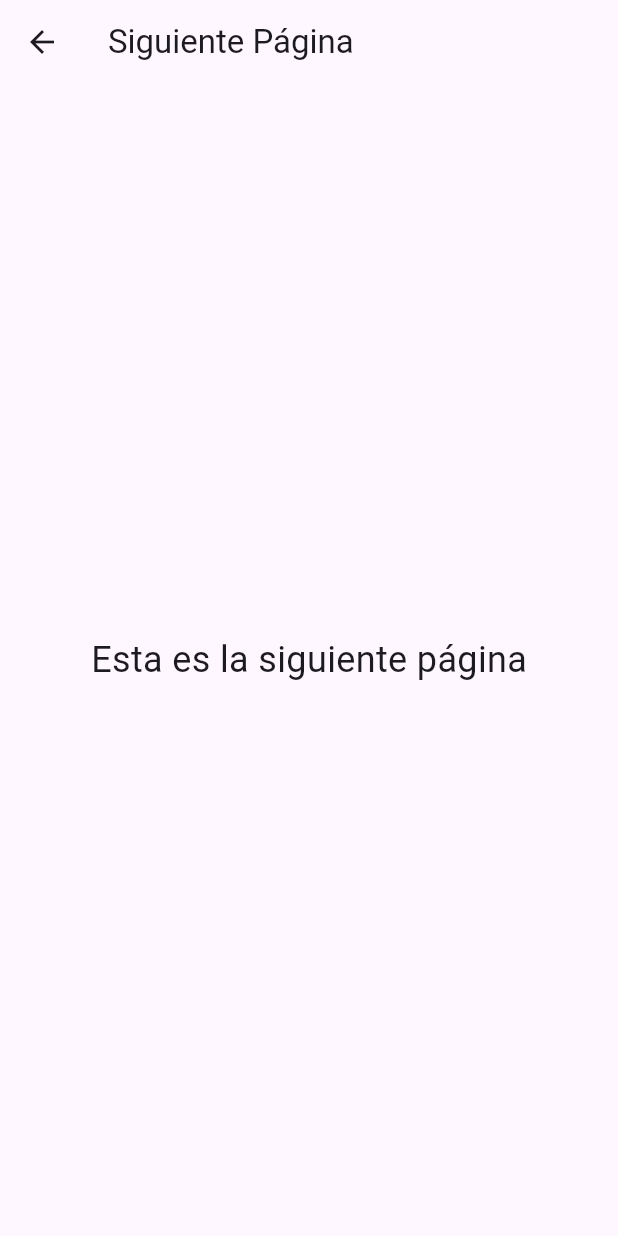
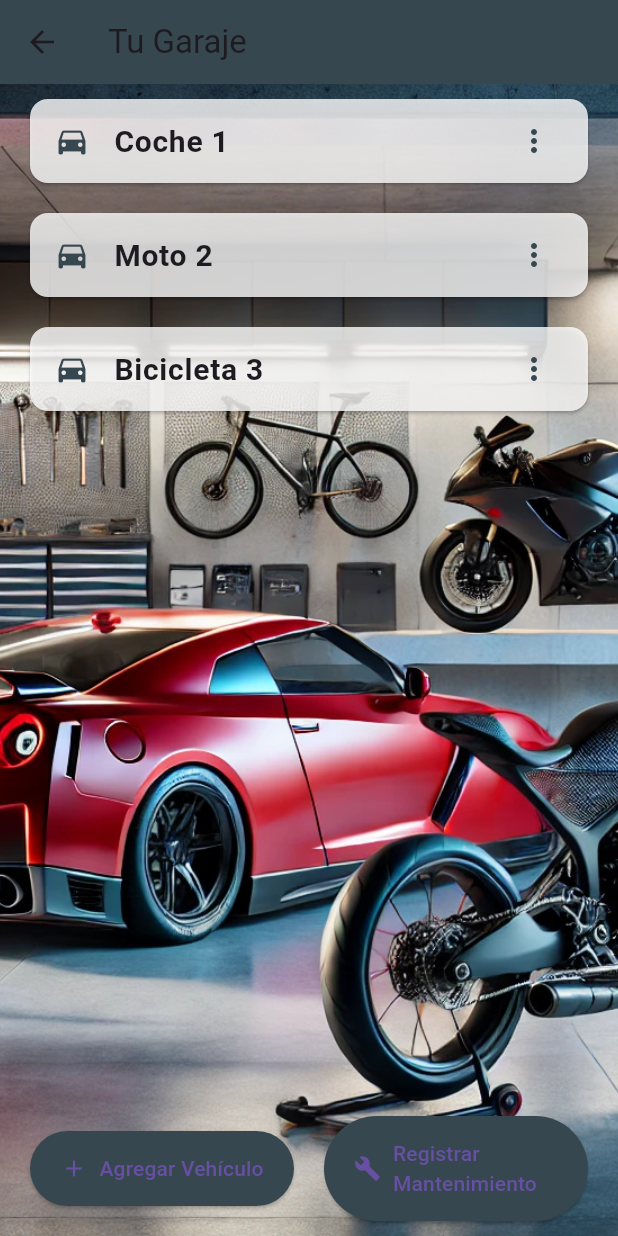
Before and after one commit to canyonlux/mygarageapp, a Flutter app: the screen it shows after launch, after a tap on "Entrar", on a phone screen of 412 x 824 dp. Run offline on Flutter 3.47's test engine with Material 3 defaults, Android fonts, the phone set to English and light mode, and no system bars.

Commit message:
añadida la paginade menu, donde constara la lista de vehiculos asi como los botones de agregar vehiculo y registro de mantenimiento

```diff
--- /dev/null
+++ b/lib/MenuPage.dart
@@ -0,0 +1,115 @@
+import 'package:flutter/cupertino.dart';
+import 'package:flutter/material.dart';
+
+class MenuPage extends StatelessWidget {
+  final List<String> vehiculos = ['Coche 1', 'Moto 2', 'Bicicleta 3'];
+
+  @override
+  Widget build(BuildContext context) {
+    return Scaffold(
+      appBar: AppBar(
+        title: Text('Tu Garaje'),
+        backgroundColor: Colors.blueGrey[800],
+      ),
+      body: Stack(
+        fit: StackFit.expand,
+        children: [
+          // Imagen de fondo
+          Image.asset(
+            'assets/menupage.webp',
+            fit: BoxFit.cover,
+          ),
+          Column(
+            children: [
+              // Lista de vehículos en la parte superior
+              Expanded(
+                child: ListView.builder(
+                  itemCount: vehiculos.length,
+                  itemBuilder: (context, index) {
+                    return Card(
+                      color: Colors.white.withOpacity(0.8),
+                      margin: EdgeInsets.symmetric(vertical: 10, horizontal: 20),
+                      child: ListTile(
+                        leading: Icon(Icons.directions_car, color: Colors.blueGrey[800]),
+                        title: Text(
+                          vehiculos[index],
+                          style: TextStyle(fontSize: 20, fontWeight: FontWeight.w600),
+                        ),
+                        trailing: Icon(Icons.more_vert, color: Colors.blueGrey[800]),
+                        onTap: () {
+                          // Acción al seleccionar un vehículo
+                        },
+                      ),
+                    );
+                  },
+                ),
+              ),
+              // Botones en la parte inferior
+              Padding(
+                padding: const EdgeInsets.symmetric(horizontal: 20.0, vertical: 10.0),
+                child: Row(
+                  mainAxisAlignment: MainAxisAlignment.spaceBetween,
+                  children: [
+                    // Botón para agregar vehículo
+                    Expanded(
+                      child: ElevatedButton.icon(
+                        onPressed: () {
+                          // Navegar a la página para agregar un vehículo
+                          Navigator.push(
+                            context,
+                            MaterialPageRoute(builder: (context) => AddVehiclePage()),
+                          );
+                        },
+                        icon: Icon(Icons.add),
+                        label: Text('Agregar Vehículo'),
+                        style: ElevatedButton.styleFrom(
+                          primary: Colors.blueGrey[800],
+                          padding: EdgeInsets.symmetric(horizontal: 20, vertical: 15),
+                        ),
+                      ),
+                    ),
+                    SizedBox(width: 20), // Espacio entre los botones
+                    // Botón para registrar mantenimiento
+                    Expanded(
+                      child: ElevatedButton.icon(
+                        onPressed: () {
+                          // Navegar a la página de registrar mantenimiento
+                        },
+                        icon: Icon(Icons.build),
+                        label: Text('Registrar Mantenimiento'),
+                        style: ElevatedButton.styleFrom(
+                          primary: Colors.blueGrey[800],
+                          padding: EdgeInsets.symmetric(horizontal: 20, vertical: 15),
+                        ),
+                      ),
+                    ),
+                  ],
+                ),
+              ),
+
+            ],
+          ),
+        ],
+      ),
+    );
+  }
+}
+
+// Página para agregar un vehículo
+class AddVehiclePage extends StatelessWidget {
+  @override
+  Widget build(BuildContext context) {
+    return Scaffold(
+      appBar: AppBar(
+        title: Text('Agregar Vehículo'),
+        backgroundColor: Colors.blueGrey[800],
+      ),
+      body: Center(
+        child: Text(
+          'Formulario para agregar vehículo',
+          style: TextStyle(fontSize: 24),
+        ),
+      ),
+    );
+  }
+}
--- a/lib/main.dart
+++ b/lib/main.dart
@@ -1,4 +1,5 @@
 import 'package:flutter/material.dart';
+import 'package:mygarageapp/MenuPage.dart';
 
 void main() {
   runApp(MyGarageApp());
@@ -11,7 +12,7 @@ class MyGarageApp extends StatelessWidget {
       title: 'MyGarageApp',
       theme: ThemeData(
         primarySwatch: Colors.blue,
-        fontFamily: 'Roboto', // Cambiar la fuente si lo deseas
+        fontFamily: 'roboto', // Cambiar la fuente si lo deseas
       ),
       home: HomePage(),
       debugShowCheckedModeBanner: false, // Quitar el banner de "Debug"
@@ -45,21 +46,23 @@ class HomePage extends StatelessWidget {
                 ),
               ),
               Spacer(flex: 3), // Espacio entre el título y el botón
-              ElevatedButton(
+              ElevatedButton.icon(
                 onPressed: () {
-                  // Navegar a la siguiente página
+                  // Navegar a la siguiente página (MenuPage)
                   Navigator.push(
                     context,
-                    MaterialPageRoute(builder: (context) => NextPage()),
+                    MaterialPageRoute(builder: (context) => MenuPage()),
                   );
                 },
+                icon: Icon(Icons.arrow_forward, size: 24), // Icono para invitar a entrar
+                label: Text('Entrar'),
                 style: ElevatedButton.styleFrom(
+                  primary: Colors.blueGrey[800],
                   padding: EdgeInsets.symmetric(horizontal: 50, vertical: 15),
                   textStyle: TextStyle(fontSize: 20),
                 ),
-                child: Text('Entrar'),
               ),
-              Spacer(flex:1), // Espacio para empujar el botón hacia abajo
+              Spacer(flex: 1), // Espacio para empujar el botón hacia abajo
             ],
           ),
         ],
@@ -67,20 +70,3 @@ class HomePage extends StatelessWidget {
     );
   }
 }
-
-class NextPage extends StatelessWidget {
-  @override
-  Widget build(BuildContext context) {
-    return Scaffold(
-      appBar: AppBar(
-        title: Text('Siguiente Página'),
-      ),
-      body: Center(
-        child: Text(
-          'Esta es la siguiente página',
-          style: TextStyle(fontSize: 24),
-        ),
-      ),
-    );
-  }
-}
--- a/pubspec.yaml
+++ b/pubspec.yaml
@@ -54,6 +54,7 @@ dev_dependencies:
 flutter:
   assets:
     - assets/garage.webp
+    - assets/menupage.webp
 
 
   # The following line ensures that the Material Icons font is
```
Also changed, not shown: assets/menupage.webp (added).
